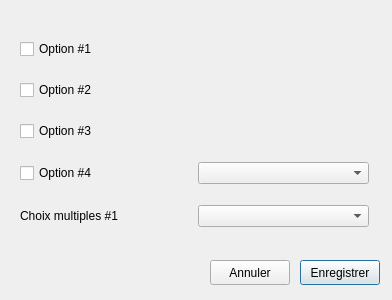
Old version of the form lampeDimmer_GUI/setuppreferencedialog.ui in the repository thomelect/lampeDimmer.
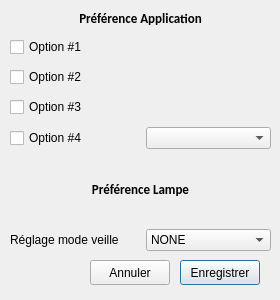
New version of the form.

Commit message: # [PRÉFÉRENCES] + Ajout de la liste déroullante de sélection du mode de veille dan la fenêtre préférence. + Ajout de titres. [FONCTIONNEL]

The edit to the form file:
```diff
--- a/lampeDimmer_GUI/setuppreferencedialog.ui
+++ b/lampeDimmer_GUI/setuppreferencedialog.ui
@@ -6,7 +6,7 @@
    <rect>
     <x>0</x>
     <y>0</y>
-    <width>392</width>
+    <width>280</width>
     <height>300</height>
    </rect>
   </property>
@@ -16,7 +16,7 @@
   <widget class="QPushButton" name="btEnregistre">
    <property name="geometry">
     <rect>
-     <x>300</x>
+     <x>180</x>
      <y>260</y>
      <width>80</width>
      <height>25</height>
@@ -29,7 +29,7 @@
   <widget class="QPushButton" name="btAnnuler">
    <property name="geometry">
     <rect>
-     <x>210</x>
+     <x>90</x>
      <y>260</y>
      <width>80</width>
      <height>25</height>
@@ -42,36 +42,57 @@
   <widget class="QWidget" name="verticalLayoutWidget">
    <property name="geometry">
     <rect>
-     <x>20</x>
-     <y>24</y>
-     <width>349</width>
-     <height>221</height>
+     <x>10</x>
+     <y>10</y>
+     <width>261</width>
+     <height>241</height>
     </rect>
    </property>
    <layout class="QVBoxLayout" name="verticalLayout">
+    <property name="spacing">
+     <number>10</number>
+    </property>
     <item>
-     <widget class="QCheckBox" name="cbOption_1">
-      <property name="text">
-       <string>Option #1</string>
-      </property>
-     </widget>
-    </item>
-    <item>
-     <widget class="QCheckBox" name="cbOption_2">
-      <property name="text">
-       <string>Option #2</string>
-      </property>
-     </widget>
-    </item>
-    <item>
-     <widget class="QCheckBox" name="cbOption_3">
-      <property name="text">
-       <string>Option #3</string>
-      </property>
-     </widget>
-    </item>
-    <item>
-     <layout class="QHBoxLayout" name="horizontalLayout">
+     <layout class="QVBoxLayout" name="verticalLayout_4">
+      <item>
+       <widget class="QLabel" name="label_3">
+        <property name="font">
+         <font>
+          <family>Calibri</family>
+          <pointsize>10</pointsize>
+          <weight>75</weight>
+          <bold>true</bold>
+         </font>
+        </property>
+        <property name="text">
+         <string>Préférence Application</string>
+        </property>
+        <property name="alignment">
+         <set>Qt::AlignCenter</set>
+        </property>
+       </widget>
+      </item>
+      <item>
+       <widget class="QCheckBox" name="cbOption_1">
+        <property name="text">
+         <string>Option #1</string>
+        </property>
+       </widget>
+      </item>
+      <item>
+       <widget class="QCheckBox" name="cbOption_2">
+        <property name="text">
+         <string>Option #2</string>
+        </property>
+       </widget>
+      </item>
+      <item>
+       <widget class="QCheckBox" name="cbOption_3">
+        <property name="text">
+         <string>Option #3</string>
+        </property>
+       </widget>
+      </item>
       <item>
        <layout class="QHBoxLayout" name="horizontalLayout_3">
         <item>
@@ -82,23 +103,86 @@
          </widget>
         </item>
         <item>
-         <widget class="QComboBox" name="cbList_2"/>
+         <widget class="QComboBox" name="cbList_1"/>
         </item>
        </layout>
       </item>
      </layout>
     </item>
     <item>
-     <layout class="QHBoxLayout" name="horizontalLayout_2">
+     <layout class="QVBoxLayout" name="verticalLayout_2">
       <item>
        <widget class="QLabel" name="label_2">
+        <property name="font">
+         <font>
+          <family>Calibri</family>
+          <pointsize>10</pointsize>
+          <weight>75</weight>
+          <bold>true</bold>
+         </font>
+        </property>
+        <property name="layoutDirection">
+         <enum>Qt::LeftToRight</enum>
+        </property>
         <property name="text">
-         <string>Choix multiples #1</string>
+         <string>Préférence Lampe</string>
+        </property>
+        <property name="alignment">
+         <set>Qt::AlignCenter</set>
         </property>
        </widget>
       </item>
       <item>
-       <widget class="QComboBox" name="cbList_1"/>
+       <layout class="QHBoxLayout" name="horizontalLayout">
+        <item>
+         <widget class="QLabel" name="label">
+          <property name="text">
+           <string>Réglage mode veille</string>
+          </property>
+         </widget>
+        </item>
+        <item>
+         <widget class="QComboBox" name="comboBoxSleep">
+          <property name="styleSheet">
+           <string notr="true"/>
+          </property>
+          <property name="sizeAdjustPolicy">
+           <enum>QComboBox::AdjustToContentsOnFirstShow</enum>
+          </property>
+          <property name="duplicatesEnabled">
+           <bool>false</bool>
+          </property>
+          <property name="frame">
+           <bool>true</bool>
+          </property>
+          <item>
+           <property name="text">
+            <string>NONE</string>
+           </property>
+          </item>
+          <item>
+           <property name="text">
+            <string>OFF</string>
+           </property>
+          </item>
+          <item>
+           <property name="text">
+            <string>ON</string>
+           </property>
+          </item>
+          <item>
+           <property name="text">
+            <string>BREATHING</string>
+           </property>
+          </item>
+          <item>
+           <property name="text">
+            <string>VEILLEUSE</string>
+           </property>
+          </item>
+         </widget>
+        </item>
+       </layout>
       </item>
      </layout>
     </item>
```
The commit also changes 1 other file.
